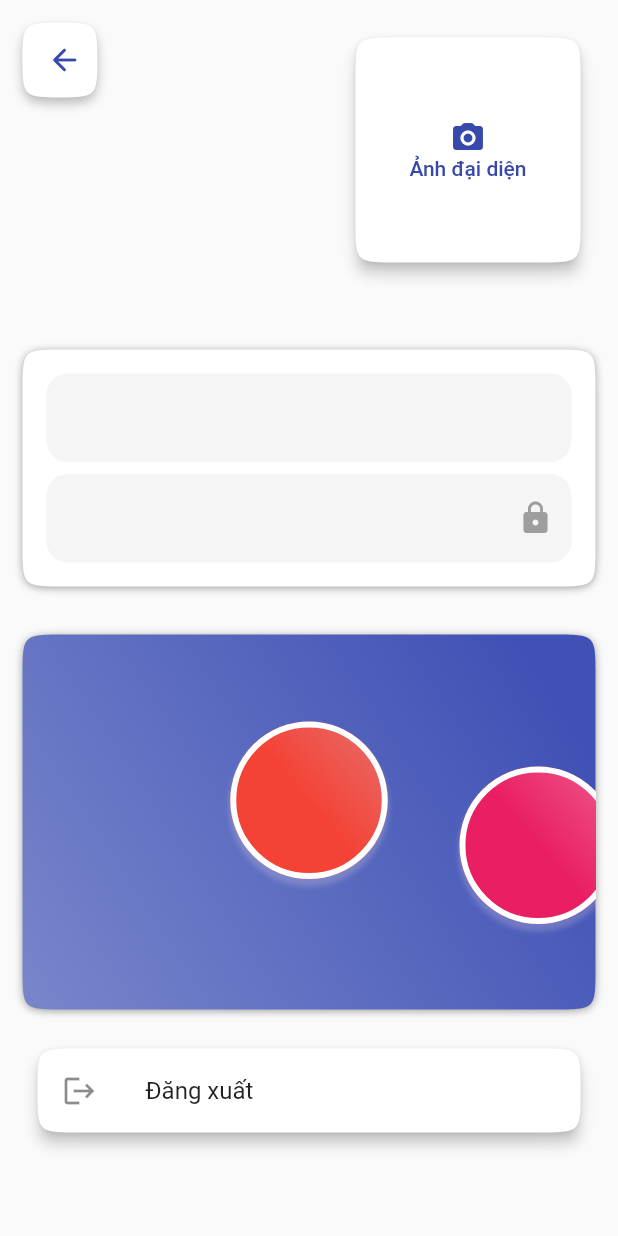
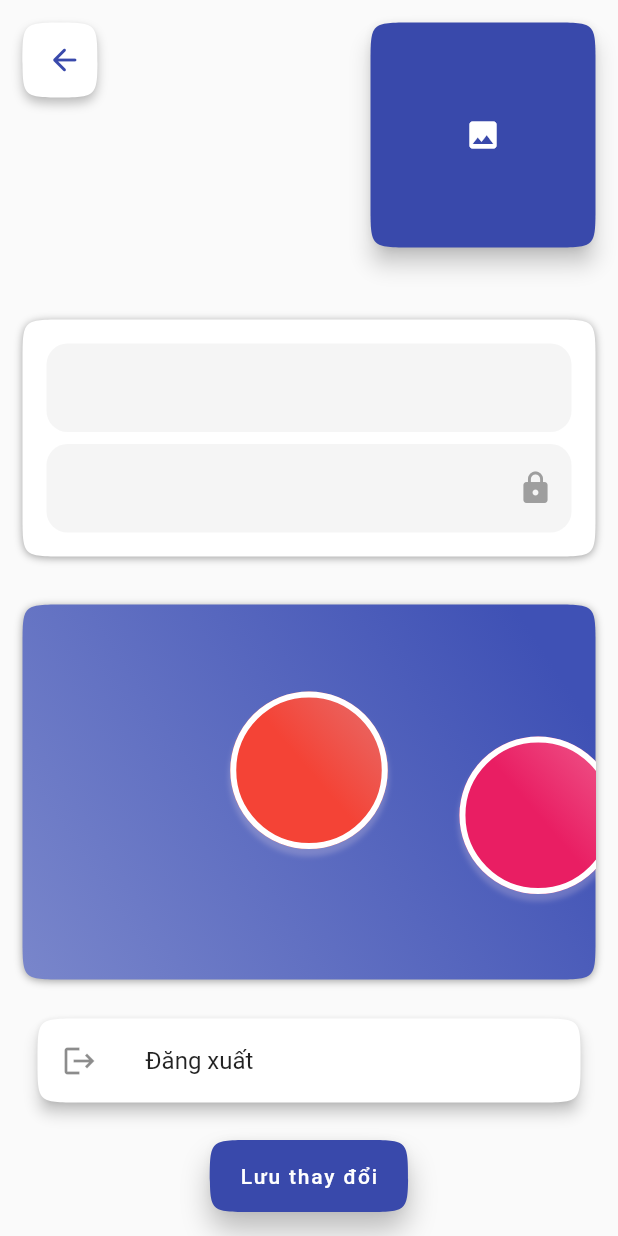
Before and after one commit to hoangtrungnguyen/Public_SophiaSpaceApp, a Flutter app: the AccountPage screen opened by its route, on a phone screen of 412 x 824 dp. Run offline on Flutter 3.47's test engine with Material 2 defaults, Android fonts, the phone set to English and light mode, and no system bars; our stand-ins replace another_flushbar, cached_network_image, cloud_firestore, connectivity_plus, firebase_auth, firebase_core and 8 more; accounts and stored records are empty; Roboto replaces fonts that are missing (Varela).

Commit message:
Picking avatar, add firebaseStorage

```diff
--- /dev/null
+++ b/lib/helper/image_helper.dart
@@ -0,0 +1,6 @@
+//TODO implement resizeImage function then call in user.dart file
+class ImageHelper {
+  // static File resizeImage(File file){
+  //
+  // }
+}
--- a/lib/provider/auth.dart
+++ b/lib/provider/auth.dart
@@ -1,19 +1,29 @@
 import 'package:cloud_firestore/cloud_firestore.dart';
 import 'package:firebase_auth/firebase_auth.dart';
+import 'package:firebase_storage/firebase_storage.dart';
 import 'package:sophia_hub/model/result_container.dart';
 import 'package:sophia_hub/model/user.dart';
 import 'package:sophia_hub/provider/app_data.dart';
 
 class Auth extends App {
-  UserData user = UserData();
+  late UserData user;
   FirebaseFirestore fireStore;
   FirebaseAuth firebaseAuth;
+  FirebaseStorage firebaseStorage;
 
-  Auth({required this.fireStore, required this.firebaseAuth}) {
+  Auth(
+      {required this.fireStore,
+      required this.firebaseAuth,
+      required this.firebaseStorage}) {
     Future.microtask(() async {
 //    FirebaseAuth auth = await FirebaseAuth.instance.currentUser;
     });
+
+    user = UserData(firebaseAuth);
   }
+
+  ///Provide this method to help this class testable
+  Stream<User?> userChanges() => firebaseAuth.userChanges();
 
   Future<Result<UserCredential>> register(String email, String pwd,
       {String? displayName}) async {
@@ -42,13 +52,14 @@ class Auth extends App {
       } else if (e.code == 'email-already-in-use') {
         print('The account already exists for that email.');
       }
-      return Result(err: Exception("Mật khẩu quá yếu, hãy thử lại"), data: null);
+      return Result(
+          err: Exception("Mật khẩu quá yếu, hãy thử lại"), data: null);
     } on Exception catch (e) {
       return Result(err: e, data: null);
     } catch (e) {
       print("unkown");
       return Result(err: Exception("Unknown Exception"), data: null);
-    } finally{
+    } finally {
       isLoadingPublisher.add(false);
     }
   }
@@ -73,7 +84,7 @@ class Auth extends App {
     } catch (e) {
       print("unkown");
       return Result(err: Exception("Unknown Exception"), data: null);
-    } finally{
+    } finally {
       isLoadingPublisher.add(false);
     }
   }
--- a/lib/view/page/account/account_page.dart
+++ b/lib/view/page/account/account_page.dart
@@ -1,15 +1,14 @@
-import 'package:cached_network_image/cached_network_image.dart';
+import 'dart:math' as math;
+
+import 'package:another_flushbar/flushbar.dart';
 import 'package:flutter/material.dart';
-import 'package:font_awesome_flutter/font_awesome_flutter.dart';
 import 'package:provider/provider.dart';
 import 'package:sophia_hub/constant/theme.dart';
 import 'package:sophia_hub/model/result_container.dart';
+import 'package:sophia_hub/provider/auth.dart';
 import 'package:sophia_hub/provider/share_pref.dart';
-import 'package:sophia_hub/provider/auth.dart';
+import 'package:sophia_hub/view/page/account/user_avatar.dart';
 import 'package:sophia_hub/view/page/auth/auth_page.dart';
-import 'package:sophia_hub/view/widget/animated_loading_icon.dart';
-import 'package:sophia_hub/view/widget/sophia_hub_close_button.dart';
-import 'dart:math' as math;
 
 class AccountPage extends StatefulWidget {
   static const String nameRoute = "/AccountPage";
@@ -25,11 +24,29 @@ class AccountPage extends StatefulWidget {
 }
 
 class _AccountPageState extends State<AccountPage> {
+  String name = '';
+
   @override
   Widget build(BuildContext context) {
     Auth auth = Provider.of<Auth>(context);
     ColorScheme scheme = Theme.of(context).colorScheme;
     return Scaffold(
+        floatingActionButtonLocation: FloatingActionButtonLocation.centerFloat,
+        floatingActionButton: FloatingActionButton.extended(
+            onPressed: () async {
+              if (name.isNotEmpty) {
+                await auth.user.updateName(name);
+                Flushbar(
+                  backgroundColor: Colors.green,
+                  message: "Lưu thành công",
+                  flushbarPosition: FlushbarPosition.TOP,
+                  borderRadius: BorderRadius.circular(16),
+                  margin: EdgeInsets.all(8),
+                  duration: Duration(seconds: 2),
+                )..show(context);
+              }
+            },
+            label: Text("Lưu thay đổi")),
         body: Container(
           margin: EdgeInsets.symmetric(horizontal: 15, vertical: 15),
           child: SingleChildScrollView(
@@ -43,8 +60,11 @@ class _AccountPageState extends State<AccountPage> {
                         height: 50,
                         width: 50,
                         child: ElevatedButton(
-                        style: ElevatedButtonTheme.of(context).style?.copyWith(
-                            backgroundColor: MaterialStateProperty.all<Color?>(
+                            style: ElevatedButtonTheme.of(context)
+                                .style
+                                ?.copyWith(
+                                    backgroundColor:
+                                        MaterialStateProperty.all<Color?>(
                                             Colors.white)),
                             onPressed: () {
                               Navigator.of(context).pop();
@@ -55,57 +75,7 @@ class _AccountPageState extends State<AccountPage> {
                             )),
                       ),
                       Spacer(),
-                  (auth.firebaseAuth.currentUser?.photoURL ?? "").isEmpty
-                      ? Card(
-                          child: SizedBox(
-                              height: 150,
-                              width: 150,
-                              child: TextButton(
-                                onPressed: () {  },
-                                child: Column(
-                                  mainAxisAlignment: MainAxisAlignment.center,
-                                  children: [
-                                    Icon(Icons.camera_alt_rounded),
-                                    Text("Ảnh đại diện",textAlign: TextAlign.center,)
-                                  ],
-                                ),
-                              )))
-                      : CachedNetworkImage(
-                          imageUrl:
-                              auth.firebaseAuth.currentUser?.photoURL ?? '',
-                          fit: BoxFit.cover,
-                          imageBuilder: (context, imageProvider) {
-                            return Container(
-                              decoration: ShapeDecoration(
-                                shape: continuousRectangleBorder,
-                                image: DecorationImage(
-                                    image: imageProvider, fit: BoxFit.cover),
-                                color: Colors.white,
-                                shadows: [
-                                  BoxShadow(
-                                    color: Colors.grey,
-                                    offset: Offset(0.0, 1.0), //(x,y)
-                                    blurRadius: 4.0,
-                                  ),
-                                ],
-                              ),
-                              height: 150,
-                              width: 150,
-                            );
-                          },
-                          fadeOutDuration: Duration(milliseconds: 500),
-                          useOldImageOnUrlChange: true,
-                          errorWidget: (_, err, stackTrace) {
-                            return Card(
-                                child: SizedBox(
-                                    height: 150,
-                                    width: 150,
-                                    child: Icon(Icons.error)));
-                          },
-                          placeholder: (context, url) {
-                            return Center(child: AnimatedLoadingIcon());
-                          },
-                        ),
+                      UserAvatar(),
                     ],
                   ),
                   SizedBox(
@@ -114,10 +84,12 @@ class _AccountPageState extends State<AccountPage> {
                   Container(
                       margin: EdgeInsets.symmetric(vertical: 16),
                       decoration: commonDecorationShadow,
-                  padding: EdgeInsets.symmetric(vertical: 16, horizontal: 16),
+                      padding:
+                          EdgeInsets.symmetric(vertical: 16, horizontal: 16),
                       child: Column(
                         children: [
                           TextFormField(
+                            onChanged: (value) => name = value,
                             initialValue:
                                 auth.firebaseAuth.currentUser?.displayName,
                           ),
@@ -153,6 +125,9 @@ class _AccountPageState extends State<AccountPage> {
                         }
                       },
                     ),
+                  ),
+                  SizedBox(
+                    height: 64,
                   ),
                 ],
               ),
@@ -236,7 +211,7 @@ class _ColorThemePickerState extends State<ColorThemePicker> {
 
   Widget _colorBuilder(BuildContext context, int index) {
     MaterialColor color = Colors.primaries[index];
-    bool isPicked = color == pickedColor;
+    // bool isPicked = color == pickedColor;
     double scale = math.max(
         viewPortFraction, (1 - (curPage - index).abs()) + viewPortFraction);
 
--- /dev/null
+++ b/lib/view/page/account/user_avatar.dart
@@ -0,0 +1,184 @@
+import 'dart:io';
+
+import 'package:cached_network_image/cached_network_image.dart';
+import 'package:firebase_auth/firebase_auth.dart';
+import 'package:flutter/material.dart';
+import 'package:image_picker/image_picker.dart';
+import 'package:provider/provider.dart';
+import 'package:sophia_hub/constant/theme.dart';
+import 'package:sophia_hub/provider/auth.dart';
+import 'package:sophia_hub/view/widget/animated_loading_icon.dart';
+
+class UserAvatar extends StatefulWidget {
+  const UserAvatar({Key? key}) : super(key: key);
+
+  @override
+  _UserAvatarState createState() => _UserAvatarState();
+}
+
+class _UserAvatarState extends State<UserAvatar> {
+  late ImagePicker _picker;
+  File? _image;
+
+  @override
+  void initState() {
+    super.initState();
+    _picker = ImagePicker();
+  }
+
+  @override
+  Widget build(BuildContext context) {
+    Auth auth = Provider.of<Auth>(context);
+
+    return StreamBuilder<User?>(
+        initialData: null,
+        stream: auth.userChanges(),
+        builder: (context, snapshot) {
+          if (snapshot.connectionState == ConnectionState.waiting) {
+            return SizedBox(
+              height: 150,
+              width: 150,
+              child: Card(
+                child: AnimatedLoadingIcon(),
+              ),
+            );
+          } else if (snapshot.connectionState == ConnectionState.active) {
+            if (snapshot.hasData) {
+              if (snapshot.data?.photoURL != null) {
+                return CachedNetworkImage(
+                  imageUrl: snapshot.data?.photoURL ?? "",
+                  fit: BoxFit.cover,
+                  imageBuilder: (context, imageProvider) {
+                    return Container(
+                      decoration: ShapeDecoration(
+                        shape: continuousRectangleBorder,
+                        image: DecorationImage(
+                            image: imageProvider, fit: BoxFit.cover),
+                        color: Colors.white,
+                        shadows: [
+                          BoxShadow(
+                            color: Colors.grey,
+                            offset: Offset(0.0, 1.0), //(x,y)
+                            blurRadius: 4.0,
+                          ),
+                        ],
+                      ),
+                      height: 150,
+                      width: 150,
+                    );
+                  },
+                  fadeOutDuration: Duration(milliseconds: 500),
+                  useOldImageOnUrlChange: true,
+                  errorWidget: (_, err, stackTrace) {
+                    return Error();
+                  },
+                  placeholder: (context, url) {
+                    return Center(child: AnimatedLoadingIcon());
+                  },
+                );
+              } else {
+                if (_image != null) {
+                  return Container(
+                    decoration: ShapeDecoration(
+                      shape: continuousRectangleBorder,
+                      image: DecorationImage(
+                          image: FileImage(_image!), fit: BoxFit.cover),
+                      color: Colors.white,
+                      shadows: [
+                        BoxShadow(
+                          color: Colors.grey,
+                          offset: Offset(0.0, 1.0), //(x,y)
+                          blurRadius: 4.0,
+                        ),
+                      ],
+                    ),
+                    height: 150,
+                    width: 150,
+                  );
+                }
+                return Semantics(
+                  label: 'image_picker_example_from_gallery',
+                  child: SizedBox(
+                    height: 150,
+                    width: 150,
+                    child: FloatingActionButton(
+                      onPressed: () async {
+                        XFile? image = await _picker.pickImage(
+                            source: ImageSource.gallery);
+                        if (image == null) return;
+
+                        setState(() {
+                          _image = File(image.path);
+                        });
+
+                        await auth.user.updateAvatar(
+                            image.path, auth.firebaseAuth.currentUser!.uid);
+                      },
+                      heroTag: 'image0',
+                      tooltip: 'Pick Image from gallery',
+                      child: const Icon(Icons.photo),
+                    ),
+                  ),
+                );
+              }
+            } else {
+              return Holder();
+            }
+          } else {
+            return Error();
+          }
+        });
+  }
+
+//
+// Future<void> retrieveLostData() async {
+//   final LostDataResponse response = await _picker.retrieveLostData();
+//   if (response.isEmpty) {
+//     return;
+//   }
+//
+//   if (response.file != null) {
+//       setState(() {
+//         _imageFile = response.file;
+//       });
+//     }
+//   } else {
+//     _retrieveDataError = response.exception!.code;
+//   }
+// }
+}
+
+class Holder extends StatelessWidget {
+  const Holder({Key? key}) : super(key: key);
+
+  @override
+  Widget build(BuildContext context) {
+    return Card(
+        child: SizedBox(
+            height: 150,
+            width: 150,
+            child: TextButton(
+              onPressed: () {},
+              child: Column(
+                mainAxisAlignment: MainAxisAlignment.center,
+                children: [
+                  Icon(Icons.camera_alt_rounded),
+                  Text(
+                    "Ảnh đại diện",
+                    textAlign: TextAlign.center,
+                  )
+                ],
+              ),
+            )));
+  }
+}
+
+class Error extends StatelessWidget {
+  const Error({Key? key}) : super(key: key);
+
+  @override
+  Widget build(BuildContext context) {
+    return Card(
+        child: SizedBox(height: 150, width: 150, child: Icon(Icons.error)));
+  }
+}
--- a/lib/view/page/auth/register/step_1.dart
+++ b/lib/view/page/auth/register/step_1.dart
@@ -38,7 +38,9 @@ class _StepOneState extends State<StepOne> {
                 ),
                 Form(
                   key: _formKey,
-                  child: TextFormField(initialValue: auth.user.displayName ?? '',
+                  child: TextFormField(
+                    initialValue: auth.user.displayName ?? '',
+                    maxLength: 20,
                     style: Theme.of(context)
                         .textTheme
                         .headline6
```
Also changed, not shown: lib/configure/firebase_config.dart (+19 -10 lines), lib/main.dart (+3 -5 lines), lib/model/user.dart (+47 -2 lines), lib/view/page/auth/login.dart (+5 -5 lines), lib/view/page/auth/register/step_three.dart (+17 -3 lines), pubspec.yaml (+11 -1 lines), firebase.json, lib/helper/notification_helper.dart (added), 6 other files. Lines whose indentation alone changed are shown as unchanged.
